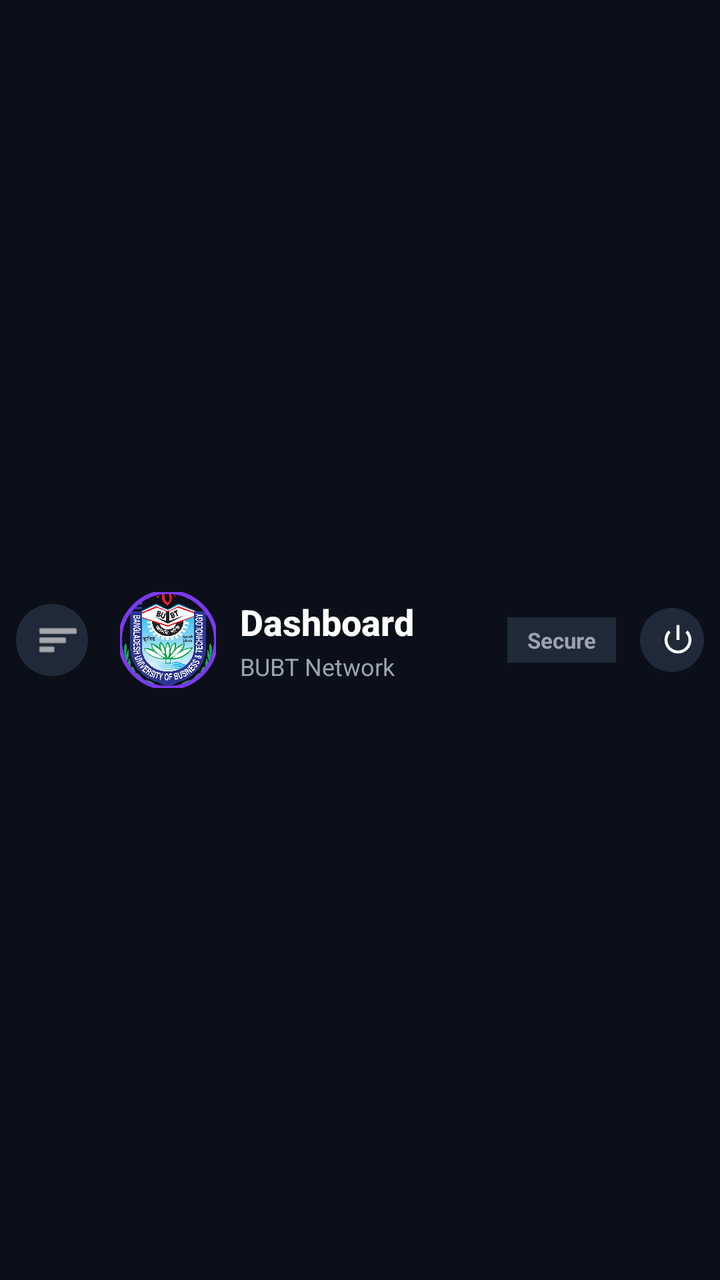
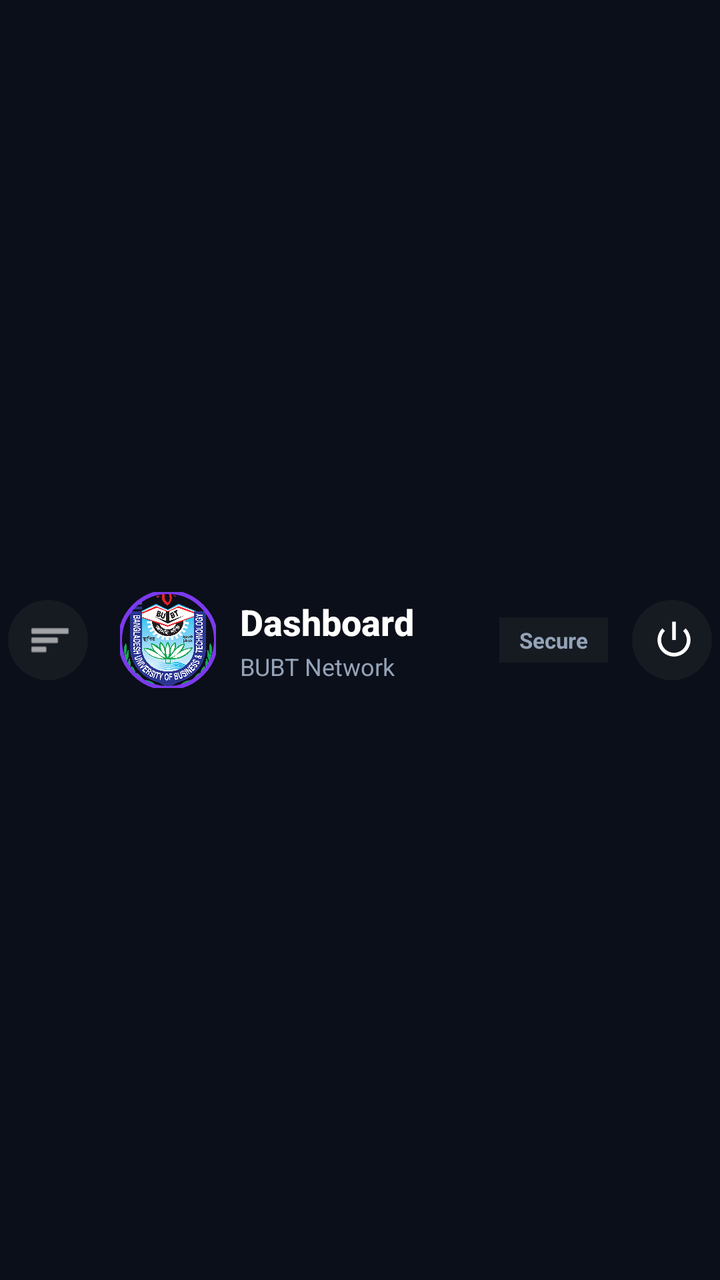

Screens rendered from an Android XML layout before and after an edit, with the pre-edit source and the edit as a unified diff.
<!-- AndroidManifest.xml: application theme Theme.CRConnect -->
<!-- res/layout/include_header.xml -->
<?xml version="1.0" encoding="utf-8"?>
<LinearLayout xmlns:android="http://schemas.android.com/apk/res/android"
    xmlns:app="http://schemas.android.com/apk/res-auto"
    android:layout_width="match_parent"
    android:layout_height="wrap_content"
    android:orientation="horizontal"
    android:gravity="center_vertical"
    android:paddingVertical="12dp"
    android:paddingHorizontal="4dp"
    android:layout_marginBottom="16dp">

    
    <com.google.android.material.button.MaterialButton
        android:id="@+id/btnOpenDrawer"
        style="@style/Widget.Material3.Button.IconButton"
        android:layout_width="44dp"
        android:layout_height="44dp"
        app:icon="@android:drawable/ic_menu_sort_by_size"
        app:iconTint="#FFFFFF"
        app:iconSize="22dp"
        android:backgroundTint="@color/input_bg"
        android:layout_marginEnd="12dp" />

    <com.google.android.material.imageview.ShapeableImageView
        android:id="@+id/imgUserProfile"
        android:layout_width="48dp"
        android:layout_height="48dp"
        android:src="@drawable/bubt_logo"
        android:scaleType="centerCrop"
        app:shapeAppearanceOverlay="@style/ShapeAppearance.App.Circular"
        app:strokeWidth="2dp"
        app:strokeColor="@color/primary"
        android:layout_marginEnd="12dp"/>

    <LinearLayout
        android:layout_width="0dp"
        android:layout_height="wrap_content"
        android:layout_weight="1"
        android:orientation="vertical">

        <TextView
            android:id="@+id/tvHeaderTitle"
            android:layout_width="wrap_content"
            android:layout_height="wrap_content"
            android:text="Dashboard"
            android:textSize="18sp"
            android:textStyle="bold"
            android:textColor="#FFFFFF"
            android:fontFamily="sans-serif-medium"/>

        <TextView
            android:id="@+id/tvHeaderSubtitle"
            android:layout_width="wrap_content"
            android:layout_height="wrap_content"
            android:text="BUBT Network"
            android:textSize="12sp"
            android:textColor="#9CA3AF"
            android:layout_marginTop="2dp"
            android:singleLine="true"
            android:ellipsize="end"/>
    </LinearLayout>

    <LinearLayout
        android:layout_width="wrap_content"
        android:layout_height="wrap_content"
        android:orientation="horizontal"
        android:gravity="center_vertical">

        
        <TextView
            android:layout_width="wrap_content"
            android:layout_height="wrap_content"
            android:text="Secure"
            android:textSize="11sp"
            android:textColor="#9CA3AF"
            android:textStyle="bold"
            android:background="@color/input_bg"
            android:paddingHorizontal="10dp"
            android:paddingVertical="4dp"
            android:layout_marginEnd="8dp"/>

        <com.google.android.material.button.MaterialButton
            android:id="@+id/btnLogout"
            style="@style/Widget.Material3.Button.IconButton"
            android:layout_width="40dp"
            android:layout_height="40dp"
            app:icon="@android:drawable/ic_lock_power_off"
            app:iconTint="#FFFFFF"
            app:iconSize="18dp"
            android:backgroundTint="@color/input_bg"/>
    </LinearLayout>

</LinearLayout>
<!-- resources referenced by this layout -->
<resources>
  <color name="input_bg">#1F2937</color>
  <color name="primary">#7C3AED</color>
  <!-- drawable bubt_logo: png bitmap (drawable, 173497 bytes) -->
  <style name="ShapeAppearance.App.Circular" parent="ShapeAppearance.Material3.Corner.Full">
          <item name="cornerSize">50%</item>
      </style>
  <style name="Theme.CRConnect" parent="Base.Theme.CRConnect" />
  <style name="Base.Theme.CRConnect" parent="Theme.Material3.DayNight.NoActionBar">
          <item name="colorPrimary">@color/primary</item>
          <item name="colorSecondary">@color/secondary</item>
          <item name="android:windowBackground">@color/background</item>
          <item name="colorSurface">@color/surface</item>
          <item name="colorOnSurface">@color/text_primary</item>
          <item name="colorOnSurfaceVariant">@color/text_secondary</item>
          <item name="colorError">@color/error</item>
          <item name="android:windowActivityTransitions">true</item>
          <item name="android:navigationBarColor">@android:color/transparent</item>
          <item name="android:statusBarColor">@android:color/transparent</item>
          <item name="android:windowLightStatusBar" tools:targetApi="m">false</item>
          <item name="android:windowLightNavigationBar" tools:targetApi="o_mr1">false</item>
      </style>
  <color name="secondary">#A78BFA</color>
  <color name="background">#0B0F19</color>
  <color name="surface">#111827</color>
  <color name="text_primary">#FFFFFF</color>
  <color name="text_secondary">#9CA3AF</color>
  <color name="error">#7F1D1D</color>
</resources>

<!-- the commit's change to res/layout/include_header.xml (unified diff, before → after) -->
@@ -1,93 +1,105 @@
 <?xml version="1.0" encoding="utf-8"?>
-<LinearLayout xmlns:android="http://schemas.android.com/apk/res/android"
+<androidx.constraintlayout.widget.ConstraintLayout xmlns:android="http://schemas.android.com/apk/res/android"
     xmlns:app="http://schemas.android.com/apk/res-auto"
     android:layout_width="match_parent"
     android:layout_height="wrap_content"
-    android:orientation="horizontal"
-    android:gravity="center_vertical"
     android:paddingVertical="12dp"
-    android:paddingHorizontal="4dp"
     android:layout_marginBottom="16dp">
 
     
     <com.google.android.material.button.MaterialButton
         android:id="@+id/btnOpenDrawer"
         style="@style/Widget.Material3.Button.IconButton"
-        android:layout_width="44dp"
-        android:layout_height="44dp"
+        android:layout_width="48dp"
+        android:layout_height="48dp"
+        android:hapticFeedbackEnabled="true"
+        android:backgroundTint="@color/input_bg"
         app:icon="@android:drawable/ic_menu_sort_by_size"
+        app:iconSize="22dp"
         app:iconTint="#FFFFFF"
-        app:iconSize="22dp"
-        android:backgroundTint="@color/input_bg"
-        android:layout_marginEnd="12dp" />
+        app:layout_constraintTop_toTopOf="@id/imgUserProfile"
+        app:layout_constraintBottom_toBottomOf="@id/imgUserProfile"
+        app:layout_constraintStart_toStartOf="parent" />
 
+    
     <com.google.android.material.imageview.ShapeableImageView
         android:id="@+id/imgUserProfile"
         android:layout_width="48dp"
         android:layout_height="48dp"
+        android:layout_marginStart="12dp"
+        app:layout_constraintStart_toEndOf="@id/btnOpenDrawer"
+        app:layout_constraintTop_toTopOf="parent"
+        app:layout_constraintBottom_toBottomOf="parent"
+        android:scaleType="centerCrop"
         android:src="@drawable/bubt_logo"
-        android:scaleType="centerCrop"
         app:shapeAppearanceOverlay="@style/ShapeAppearance.App.Circular"
-        app:strokeWidth="2dp"
         app:strokeColor="@color/primary"
-        android:layout_marginEnd="12dp"/>
+        app:strokeWidth="2dp" />
 
+    
     <LinearLayout
         android:layout_width="0dp"
         android:layout_height="wrap_content"
-        android:layout_weight="1"
-        android:orientation="vertical">
+        android:layout_marginStart="12dp"
+        android:layout_marginEnd="12dp"
+        android:orientation="vertical"
+        app:layout_constraintTop_toTopOf="@id/imgUserProfile"
+        app:layout_constraintBottom_toBottomOf="@id/imgUserProfile"
+        app:layout_constraintStart_toEndOf="@id/imgUserProfile"
+        app:layout_constraintEnd_toStartOf="@id/tvSecureBadge">
 
         <TextView
             android:id="@+id/tvHeaderTitle"
             android:layout_width="wrap_content"
             android:layout_height="wrap_content"
+            android:fontFamily="sans-serif-medium"
             android:text="Dashboard"
+            android:textColor="#FFFFFF"
             android:textSize="18sp"
-            android:textStyle="bold"
-            android:textColor="#FFFFFF"
-            android:fontFamily="sans-serif-medium"/>
+            android:textStyle="bold" />
 
         <TextView
             android:id="@+id/tvHeaderSubtitle"
             android:layout_width="wrap_content"
             android:layout_height="wrap_content"
+            android:layout_marginTop="2dp"
+            android:ellipsize="end"
+            android:singleLine="true"
             android:text="BUBT Network"
-            android:textSize="12sp"
-            android:textColor="#9CA3AF"
-            android:layout_marginTop="2dp"
-            android:singleLine="true"
-            android:ellipsize="end"/>
+            android:textColor="#94A3B8"
+            android:textSize="12sp" />
     </LinearLayout>
 
-    <LinearLayout
+    
+    <TextView
+        android:id="@+id/tvSecureBadge"
         android:layout_width="wrap_content"
         android:layout_height="wrap_content"
-        android:orientation="horizontal"
-        android:gravity="center_vertical">
+        android:text="Secure"
+        android:textSize="11sp"
+        android:textColor="#94A3B8"
+        android:textStyle="bold"
+        android:background="@color/input_bg"
+        android:paddingHorizontal="10dp"
+        android:paddingVertical="4dp"
+        android:layout_marginEnd="8dp"
+        app:layout_constraintTop_toTopOf="@id/imgUserProfile"
+        app:layout_constraintBottom_toBottomOf="@id/imgUserProfile"
+        app:layout_constraintEnd_toStartOf="@id/btnLogout" />
 
-        
-        <TextView
-            android:layout_width="wrap_content"
-            android:layout_height="wrap_content"
-            android:text="Secure"
-            android:textSize="11sp"
-            android:textColor="#9CA3AF"
-            android:textStyle="bold"
-            android:background="@color/input_bg"
-            android:paddingHorizontal="10dp"
-            android:paddingVertical="4dp"
-            android:layout_marginEnd="8dp"/>
+    
+    <com.google.android.material.button.MaterialButton
+        android:id="@+id/btnLogout"
+        style="@style/Widget.Material3.Button.IconButton"
+        android:layout_width="48dp"
+        android:layout_height="48dp"
+        android:hapticFeedbackEnabled="true"
+        app:icon="@android:drawable/ic_lock_power_off"
+        app:iconTint="#FFFFFF"
+        app:iconSize="22dp"
+        android:backgroundTint="@color/input_bg"
+        app:layout_constraintTop_toTopOf="@id/imgUserProfile"
+        app:layout_constraintBottom_toBottomOf="@id/imgUserProfile"
+        app:layout_constraintEnd_toEndOf="parent" />
 
-        <com.google.android.material.button.MaterialButton
-            android:id="@+id/btnLogout"
-            style="@style/Widget.Material3.Button.IconButton"
-            android:layout_width="40dp"
-            android:layout_height="40dp"
-            app:icon="@android:drawable/ic_lock_power_off"
-            app:iconTint="#FFFFFF"
-            app:iconSize="18dp"
-            android:backgroundTint="@color/input_bg"/>
-    </LinearLayout>
-
-</LinearLayout>
+</androidx.constraintlayout.widget.ConstraintLayout>
<!-- resource entries referenced after the edit -->
@@ -1,6 +1,6 @@
 <!-- resources referenced by this layout -->
 <resources>
-  <color name="input_bg">#1F2937</color>
+  <color name="input_bg">#161B22</color>
   <color name="primary">#7C3AED</color>
   <!-- drawable bubt_logo: png bitmap (drawable, 173497 bytes) -->
   <style name="ShapeAppearance.App.Circular" parent="ShapeAppearance.Material3.Corner.Full">
@@ -25,7 +25,7 @@
   <color name="background">#0B0F19</color>
   <color name="surface">#111827</color>
   <color name="text_primary">#FFFFFF</color>
-  <color name="text_secondary">#9CA3AF</color>
+  <color name="text_secondary">#94A3B8</color>
   <color name="error">#7F1D1D</color>
 </resources>
 
